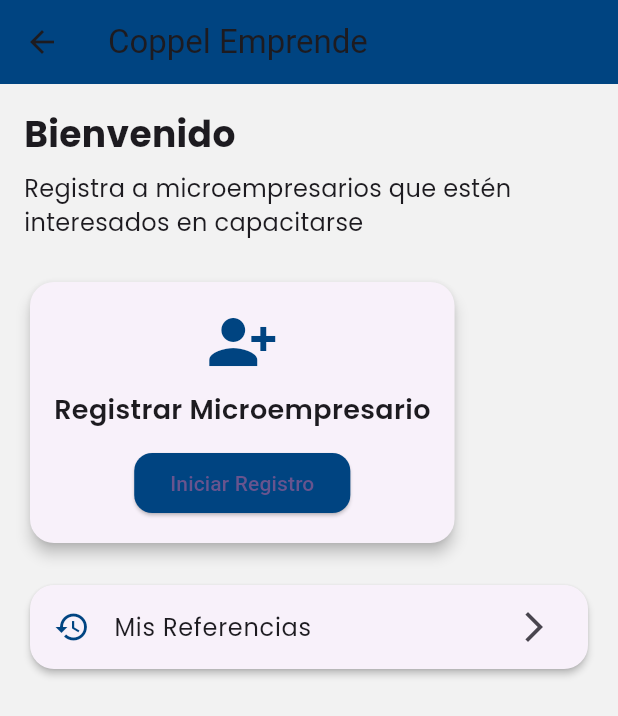
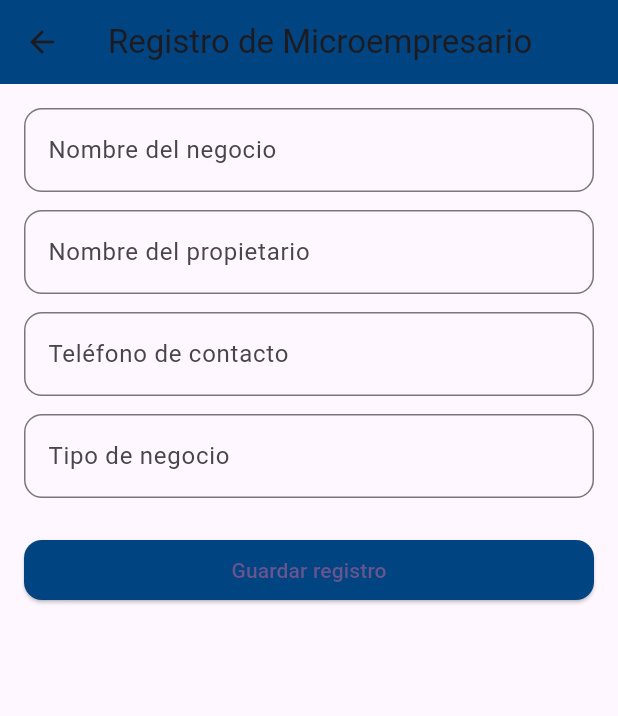
Before and after one commit to fmay13/coppelemprende, a Flutter app: the CoppelEmprendeHome screen opened directly, after a tap on "Iniciar Registro", on a phone screen of 412 x 824 dp. Shown: the top 716 px of the screen. Run offline on Flutter 3.47's test engine with Material 3 defaults, Android fonts, the phone set to English and light mode, and no system bars; our stand-ins replace google_fonts.

```diff
--- a/lib/coppel.dart
+++ b/lib/coppel.dart
@@ -3,6 +3,22 @@ import 'package:google_fonts/google_fonts.dart';
 
 class CoppelEmprendeHome extends StatelessWidget {
   const CoppelEmprendeHome({Key? key}) : super(key: key);
+
+  void _showRegisterForm(BuildContext context) {
+    Navigator.of(context).push(
+      MaterialPageRoute(
+        builder: (_) => const RegisterFormScreen(),
+      ),
+    );
+  }
+
+  void _showRewards(BuildContext context) {
+    Navigator.of(context).push(
+      MaterialPageRoute(
+        builder: (_) => const RewardsScreen(),
+      ),
+    );
+  }
 
   @override
   Widget build(BuildContext context) {
@@ -49,9 +65,7 @@ class CoppelEmprendeHome extends StatelessWidget {
                         backgroundColor: const Color(0xFF004481),
                         shape: RoundedRectangleBorder(borderRadius: BorderRadius.circular(12)),
                       ),
-                      onPressed: () {
-                        // TODO: Navegar al formulario de registro
-                      },
+                      onPressed: () => _showRegisterForm(context),
                       child: const Text("Iniciar Registro"),
                     )
                   ],
@@ -71,9 +85,116 @@ class CoppelEmprendeHome extends StatelessWidget {
                 },
               ),
             ),
+            const SizedBox(height: 12),
+            Card(
+              elevation: 2,
+              shape: RoundedRectangleBorder(borderRadius: BorderRadius.circular(16)),
+              child: ListTile(
+                leading: const Icon(Icons.emoji_events_outlined, color: Color(0xFF004481)),
+                title: Text("Recompensas", style: GoogleFonts.poppins()),
+                trailing: const Icon(Icons.arrow_forward_ios),
+                onTap: () => _showRewards(context),
+              ),
+            ),
           ],
         ),
       ),
     );
   }
 }
+
+class RegisterFormScreen extends StatelessWidget {
+  const RegisterFormScreen({super.key});
+
+  @override
+  Widget build(BuildContext context) {
+    return Scaffold(
+      appBar: AppBar(
+        title: const Text("Registro de Microempresario"),
+        backgroundColor: const Color(0xFF004481),
+      ),
+      body: Padding(
+        padding: const EdgeInsets.all(16),
+        child: ListView(
+          children: [
+            TextField(
+              decoration: InputDecoration(
+                labelText: "Nombre del negocio",
+                border: OutlineInputBorder(borderRadius: BorderRadius.circular(12)),
+              ),
+            ),
+            const SizedBox(height: 12),
+            TextField(
+              decoration: InputDecoration(
+                labelText: "Nombre del propietario",
+                border: OutlineInputBorder(borderRadius: BorderRadius.circular(12)),
+              ),
+            ),
+            const SizedBox(height: 12),
+            TextField(
+              decoration: InputDecoration(
+                labelText: "Teléfono de contacto",
+                border: OutlineInputBorder(borderRadius: BorderRadius.circular(12)),
+              ),
+              keyboardType: TextInputType.phone,
+            ),
+            const SizedBox(height: 12),
+            TextField(
+              decoration: InputDecoration(
+                labelText: "Tipo de negocio",
+                border: OutlineInputBorder(borderRadius: BorderRadius.circular(12)),
+              ),
+            ),
+            const SizedBox(height: 24),
+            ElevatedButton(
+              style: ElevatedButton.styleFrom(
+                backgroundColor: const Color(0xFF004481),
+                shape: RoundedRectangleBorder(borderRadius: BorderRadius.circular(12)),
+              ),
+              onPressed: () {
+                // TODO: Guardar el registro
+              },
+              child: const Text("Guardar registro"),
+            )
+          ],
+        ),
+      ),
+    );
+  }
+}
+
+class RewardsScreen extends StatelessWidget {
+  const RewardsScreen({super.key});
+
+  @override
+  Widget build(BuildContext context) {
+    return Scaffold(
+      appBar: AppBar(
+        title: const Text("Recompensas"),
+        backgroundColor: const Color(0xFF004481),
+      ),
+      body: Padding(
+        padding: const EdgeInsets.all(16),
+        child: Column(
+          crossAxisAlignment: CrossAxisAlignment.start,
+          children: [
+            Text(
+              "Tus recompensas acumuladas",
+              style: GoogleFonts.poppins(fontSize: 18, fontWeight: FontWeight.w600),
+            ),
+            const SizedBox(height: 20),
+            Card(
+              elevation: 3,
+              shape: RoundedRectangleBorder(borderRadius: BorderRadius.circular(16)),
+              child: ListTile(
+                leading: const Icon(Icons.star, color: Colors.amber),
+                title: Text("10 referencias exitosas", style: GoogleFonts.poppins()),
+                subtitle: const Text("Has ganado una tarjeta de regalo de \$200"),
+              ),
+            ),
+          ],
+        ),
+      ),
+    );
+  }
+}
```
